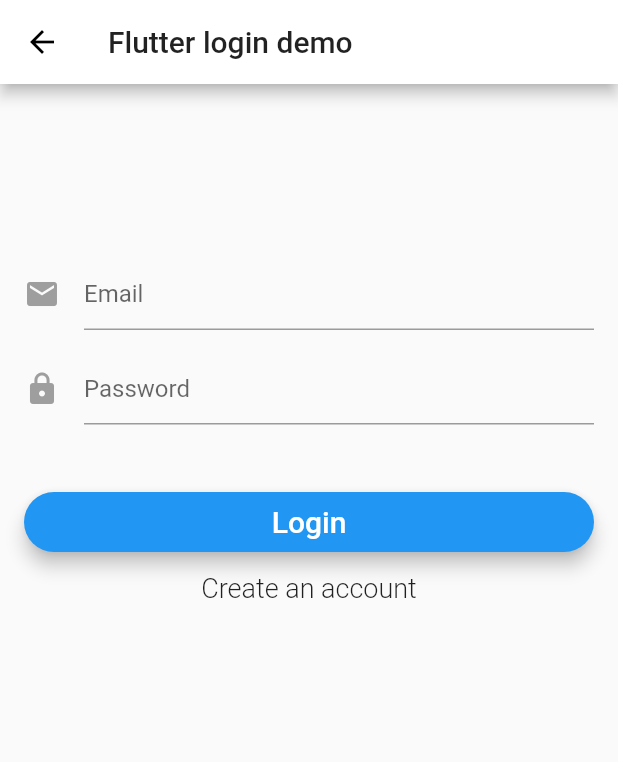
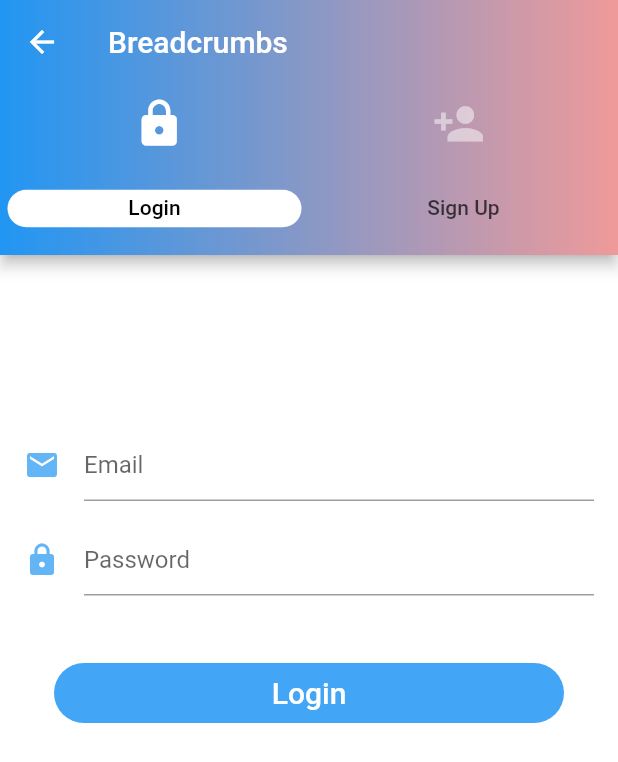
Before and after one commit to NicoleStrel/Breadcrumbs-flutter-app, a Flutter app: the LoginSignupPage screen opened directly, on a phone screen of 412 x 824 dp. Shown: the top 762 px of the screen. Run offline on Flutter 3.47's test engine with Material 2 defaults, Android fonts, the phone set to English and light mode, and no system bars; our stand-ins replace bubble_tab_indicator, firebase_auth, gradient_app_bar, qr_flutter; missing offline and left inert: barcode_scan; accounts and stored records are empty.

Commit message:
fixed bugs and added design

```diff
--- a/breadcrumbs/lib/customer/auth/app_loader.dart
+++ b/breadcrumbs/lib/customer/auth/app_loader.dart
@@ -49,7 +49,11 @@ class _AppLoaderState extends State<AppLoader> {
   @override
   Widget build(BuildContext context) {
     return new Scaffold(
-      body: GenerateScreen(userId: widget.userId),
+      body: GenerateScreen(
+        userId: widget.userId,
+        auth: widget.auth,
+        logoutCallback: widget.logoutCallback
+        ),
       /*
       bottomNavigationBar: BottomNavigationBar(
           onTap: (index) => changeTab(index),
--- a/breadcrumbs/lib/customer/auth/user_login_signup.dart
+++ b/breadcrumbs/lib/customer/auth/user_login_signup.dart
@@ -1,5 +1,7 @@
 import 'package:flutter/material.dart';
 import 'package:breadcrumbs/customer/auth/authentication.dart';
+import 'package:gradient_app_bar/gradient_app_bar.dart';
+import 'package:bubble_tab_indicator/bubble_tab_indicator.dart';
 
 class LoginSignupPage extends StatefulWidget {
   LoginSignupPage({this.auth, this.loginCallback});
@@ -11,19 +13,22 @@ class LoginSignupPage extends StatefulWidget {
   State<StatefulWidget> createState() => new _LoginSignupPageState();
 }
 
-class _LoginSignupPageState extends State<LoginSignupPage> {
+class _LoginSignupPageState extends State<LoginSignupPage> with SingleTickerProviderStateMixin {
   final _formKey = new GlobalKey<FormState>();
+  final _formKey2 = new GlobalKey<FormState>();
 
   String _email;
   String _password;
   String _errorMessage;
+  TabController tabController;
+  int _currentIndex = 0;
 
   bool _isLoginForm;
   bool _isLoading;
 
   // Check if form is valid before perform login or signup
-  bool validateAndSave() {
-    final form = _formKey.currentState;
+  bool validateAndSave(GlobalKey<FormState> key) {
+    final form = key.currentState;
     if (form.validate()) {
       form.save();
       return true;
@@ -32,15 +37,15 @@ class _LoginSignupPageState extends State<LoginSignupPage> {
   }
 
   // Perform login or signup
-  void validateAndSubmit() async {
+  void validateAndSubmit(bool login,GlobalKey<FormState> key) async {
     setState(() {
       _errorMessage = "";
       _isLoading = true;
     });
-    if (validateAndSave()) {
+    if (validateAndSave(key)) {
       String userId = "";
       try {
-        if (_isLoginForm) {
+        if (login) {
           userId = await widget.auth.signIn(_email, _password);
           print('Signed in: $userId');
         } else {
@@ -53,7 +58,7 @@ class _LoginSignupPageState extends State<LoginSignupPage> {
           _isLoading = false;
         });
 
-        if (userId.length > 0 && userId != null && _isLoginForm) {
+        if (userId.length > 0 && userId != null && login) {
           widget.loginCallback();
         }
       } catch (e) {
@@ -61,7 +66,7 @@ class _LoginSignupPageState extends State<LoginSignupPage> {
         setState(() {
           _isLoading = false;
           _errorMessage = e.message;
-          _formKey.currentState.reset();
+          key.currentState.reset();
         });
       }
     }
@@ -73,32 +78,140 @@ class _LoginSignupPageState extends State<LoginSignupPage> {
     _isLoading = false;
     _isLoginForm = true;
     super.initState();
+    tabController = TabController(length: 2, vsync: this);
+    //tabController.addListener(_handleTabSelection);
+    tabController.addListener(() {
+      setState(() {
+        _currentIndex = tabController.index;
+        if (_currentIndex==0){
+            _isLoginForm=true;
+        }
+        else{
+          _isLoginForm=false;
+        }
+      });
+      print("Selected Index: " + tabController.index.toString());
+      print(_isLoginForm);
+    });
+
+  }
+   @override
+  void dispose() {
+    tabController.dispose();
+    super.dispose();
   }
 
+/*
   void resetForm() {
     _formKey.currentState.reset();
     _errorMessage = "";
   }
-
   void toggleFormMode() {
     resetForm();
     setState(() {
       _isLoginForm = !_isLoginForm;
     });
   }
+  */
+
 
   @override
   Widget build(BuildContext context) {
+
     return new Scaffold(
-        appBar: new AppBar(
-          title: new Text('Flutter login demo'),
+        backgroundColor: Colors.white,
+        appBar: PreferredSize(
+          preferredSize: Size.fromHeight(170), // here the desired height
+          child: new GradientAppBar(
+            title: new Text(
+              'Breadcrumbs',
+            style: new TextStyle(color: Colors.white),
+            ),
+            iconTheme: new IconThemeData(color: Colors.white),
+            backgroundColorStart: Colors.blue,
+            backgroundColorEnd:Colors.red[200],
+            flexibleSpace: SafeArea(
+              child: Column(
+                children: <Widget>[
+                  getIconBar(),
+                  getTabBar(),
+                ],
+              ),
+            ),
+          ),
         ),
         body: Stack(
           children: <Widget>[
             _showForm(),
             _showCircularProgress(),
           ],
-        ));
+        ),
+      );
+  }
+   _handleTabSelection() {
+      setState(() {
+        _currentIndex = tabController.index;
+        _isLoginForm=!_isLoginForm;
+      });
+      print(_currentIndex);
+      print (_isLoginForm);
+  }
+
+  Widget getIconBar(){
+    return Container(
+      margin: const EdgeInsets.only(top:65),
+      child: Row(
+        mainAxisAlignment: MainAxisAlignment.center,
+        crossAxisAlignment: CrossAxisAlignment.center,
+        children: <Widget>[
+          //login icon
+          Opacity(
+          opacity: _isLoginForm ? 1.0 : 0.5,
+          child: Padding(
+              padding:EdgeInsets.only(right: MediaQuery.of(context).size.width/5),
+              child:Icon(
+                  Icons.lock,
+                  color:Colors.white,
+                  size: 35,
+                ),
+            ),
+          ),
+          //sign up icon
+          Opacity(
+          opacity: _isLoginForm ? 0.5 : 1.0,
+          child:Padding(
+            padding:EdgeInsets.only(left: MediaQuery.of(context).size.width/5),
+            child: Icon(
+              Icons.person_add,
+              color:Colors.white,
+              size: 35,
+              ),
+            ),
+            ),
+          ],
+        ),
+      );
+  }
+  Widget getTabBar() {
+    return Container(
+      margin: const EdgeInsets.only(top:15),
+      child: TabBar(
+        controller: tabController,
+        labelColor: Colors.black,
+        tabs: [
+          Tab(
+            text: "Login",
+            ),
+          Tab(text: "Sign Up")
+        ],
+        indicatorSize: TabBarIndicatorSize.tab,
+        indicator: new BubbleTabIndicator(
+        indicatorHeight: 25.0,
+        indicatorColor: Colors.white,
+        tabBarIndicatorSize: TabBarIndicatorSize.tab,
+      )
+      )
+    );
   }
 
   Widget _showCircularProgress() {
@@ -112,7 +225,10 @@ class _LoginSignupPageState extends State<LoginSignupPage> {
   }
 
   Widget _showForm() {
-    return new Container(
+    return TabBarView(controller: tabController, children: <Widget>[
+        //login
+        Container(
+
             padding: EdgeInsets.all(16.0),
             child: new Form(
               key: _formKey,
@@ -120,14 +236,33 @@ class _LoginSignupPageState extends State<LoginSignupPage> {
                 shrinkWrap: true,
                 children: <Widget>[
                   //showLogo(),
-              showEmailInput(),
-              showPasswordInput(),
-              showPrimaryButton(),
-              showSecondaryButton(),
+                  showEmailInput(true),
+                  showPasswordInput(true),
+                  showPrimaryButton(true, _formKey),
                   showErrorMessage(),
                 ],
               ),
-        ));
+            )
+        ),
+        //sign up
+        Container(
+            padding: EdgeInsets.all(16.0),
+            child: new Form(
+              key: _formKey2,
+              child: new ListView(
+                shrinkWrap: true,
+                children: <Widget>[
+                  //showLogo(),
+                  showEmailInput(false),
+                  showPasswordInput(false),
+                  showPrimaryButton(false, _formKey2),
+                  showErrorMessage(),
+                ],
+              ),
+            )
+        ),
+    ],
+    );
   }
 
   Widget showErrorMessage() {
@@ -146,23 +281,9 @@ class _LoginSignupPageState extends State<LoginSignupPage> {
       );
     }
   }
-  /*
-  Widget showLogo() {
-    return new Hero(
-      tag: 'hero',
-      child: Padding(
-        padding: EdgeInsets.fromLTRB(0.0, 70.0, 0.0, 0.0),
-        child: CircleAvatar(
-          backgroundColor: Colors.transparent,
-          radius: 48.0,
-          child: Image.asset('assets/flutter-icon.png'),
-        ),
-      ),
-    );
-  }
-  */
 
-  Widget showEmailInput() {
+
+  Widget showEmailInput(bool login) {
     return Padding(
       padding: const EdgeInsets.fromLTRB(0.0, 100.0, 0.0, 0.0),
       child: new TextFormField(
@@ -173,7 +294,7 @@ class _LoginSignupPageState extends State<LoginSignupPage> {
             hintText: 'Email',
             icon: new Icon(
               Icons.mail,
-              color: Colors.grey,
+              color: login? Colors.blue[300]:Colors.red[200],
             )),
         validator: (value) => value.isEmpty ? 'Email can\'t be empty' : null,
         onSaved: (value) => _email = value.trim(),
@@ -181,7 +302,7 @@ class _LoginSignupPageState extends State<LoginSignupPage> {
     );
   }
 
-  Widget showPasswordInput() {
+  Widget showPasswordInput(bool login) {
     return Padding(
       padding: const EdgeInsets.fromLTRB(0.0, 15.0, 0.0, 0.0),
       child: new TextFormField(
@@ -192,36 +313,44 @@ class _LoginSignupPageState extends State<LoginSignupPage> {
             hintText: 'Password',
             icon: new Icon(
               Icons.lock,
-              color: Colors.grey,
+              color: login? Colors.blue[300]:Colors.red[200],
             )),
         validator: (value) => value.isEmpty ? 'Password can\'t be empty' : null,
         onSaved: (value) => _password = value.trim(),
       ),
     );
   }
+/*
+  Widget showSecondaryVal() {
+    return Container(
+        margin: EdgeInsets.only(top:10),
+       child:Center(
+        child: new Text(
+            _isLoginForm ? "Don't have an account? Login!" : 'Have an account? Sign in!',
+            style: new TextStyle(fontSize: 18.0, fontWeight: FontWeight.w300)),
+      )
+    );;
+  }
+  */
 
-  Widget showSecondaryButton() {
-    return new FlatButton(
-        child: new Text(
-            _isLoginForm ? 'Create an account' : 'Have an account? Sign in',
-            style: new TextStyle(fontSize: 18.0, fontWeight: FontWeight.w300)),
-        onPressed: toggleFormMode);
-  }
-
-  Widget showPrimaryButton() {
-    return new Padding(
+  Widget showPrimaryButton(bool login, GlobalKey<FormState> key) {
+    return Container(
+      margin: const EdgeInsets.only(left:20, right:20),
+      child: Padding(
         padding: EdgeInsets.fromLTRB(0.0, 45.0, 0.0, 0.0),
         child: SizedBox(
           height: 40.0,
           child: new RaisedButton(
-            elevation: 5.0,
+            elevation: 0.0,
             shape: new RoundedRectangleBorder(
                 borderRadius: new BorderRadius.circular(30.0)),
-            color: Colors.blue,
-            child: new Text(_isLoginForm ? 'Login' : 'Create account',
+            color: login? Colors.blue[400]: Colors.red[300],
+            child: new Text(login ? 'Login' : 'Create account',
                 style: new TextStyle(fontSize: 20.0, color: Colors.white)),
-            onPressed: validateAndSubmit,
+            onPressed: () =>validateAndSubmit(login, key),
           ),
-        ));
+        )
+        )
+    );
   }
 }
--- a/breadcrumbs/lib/main.dart
+++ b/breadcrumbs/lib/main.dart
@@ -16,8 +16,9 @@ class MyApp extends StatelessWidget {
         primarySwatch: Colors.blue,
         brightness: Brightness.light,
         primaryColor: Colors.white,
-        accentColor: Colors.blueAccent[300],
+        accentColor: Colors.white,
         visualDensity: VisualDensity.adaptivePlatformDensity,
+
       ),
       home: HomeScreen(),
     );
--- a/breadcrumbs/pubspec.yaml
+++ b/breadcrumbs/pubspec.yaml
@@ -24,6 +24,8 @@ dependencies:
   flutter:
     sdk: flutter
 
+  gradient_app_bar: ^0.0.1
+  bubble_tab_indicator: "^0.1.4"
   firebase_auth: ^0.16.1
   firebase_database: ^3.1.6
   path_provider: 0.4.1
```
Also changed, not shown: breadcrumbs/lib/buisness/scanQR.dart (+9 -2 lines), breadcrumbs/lib/customer/generateQR.dart (+44 -40 lines), breadcrumbs/pubspec.lock, 1 other file. Lines whose indentation alone changed are shown as unchanged.
